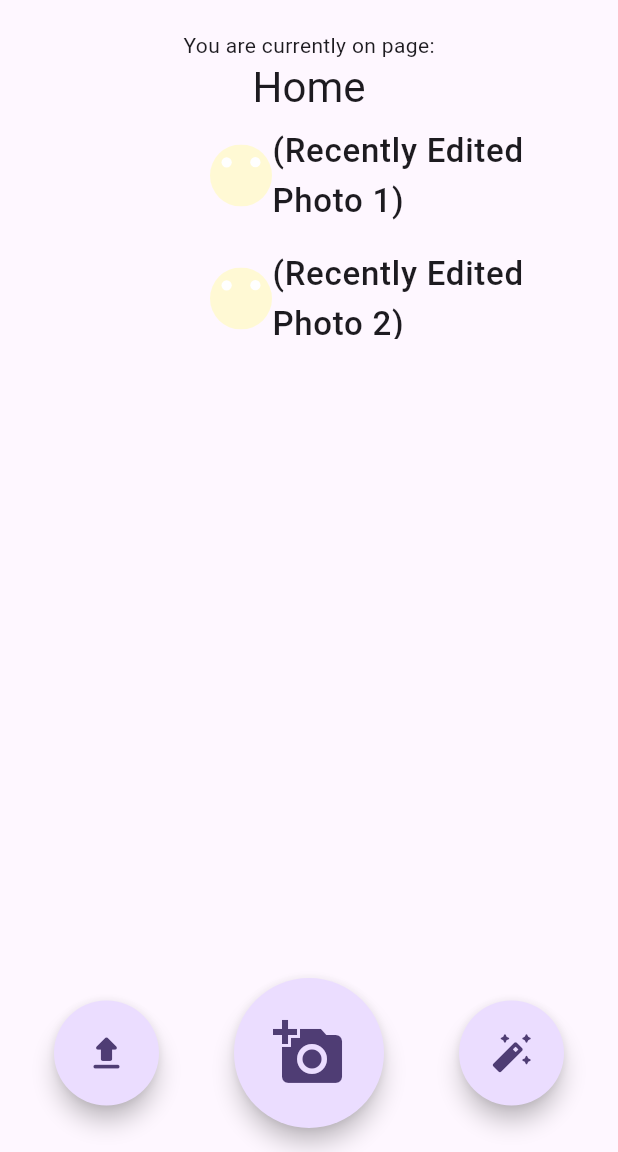
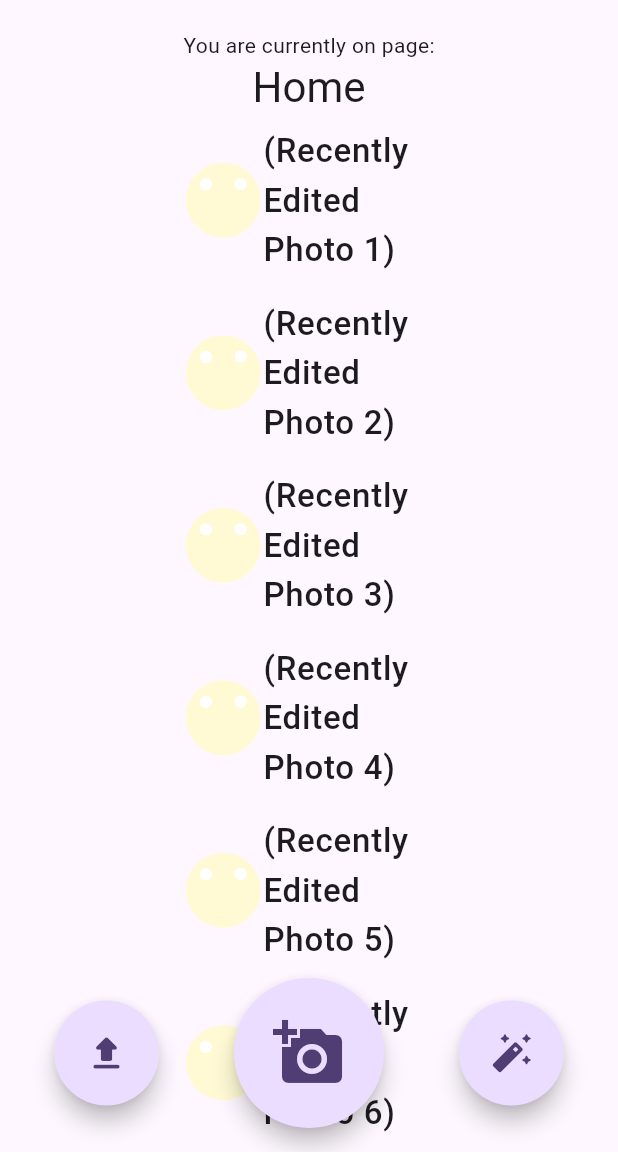
Before and after one commit to ricosolana/AI-Hair-Styler, a Flutter app: the screen it shows after launch, on a phone screen of 412 x 824 dp, the part 84-1236 px from its top. Run offline on Flutter 3.47's test engine with Material 3 defaults, Android fonts, the phone set to English and light mode, and no system bars; our stand-ins replace flutter_svg, settings_ui.

Commit message:
preformat clutter

```diff
--- a/lib/screens/home.dart
+++ b/lib/screens/home.dart
@@ -17,9 +17,18 @@ class MyHomePage extends StatefulWidget {
 class _MyHomePageState extends State<MyHomePage> {
   String _currentPage = 'Home';
   List<String> recentCaptures = [
-    "Recent Capture 1",
-    "Recent Capture 2",
-    "Recent Capture 3",
+    "path/to/recents/a",
+    "path/to/recents/b",
+    "path/to/recents/c",
+    "path/to/recents/d",
+    "path/to/recents/e",
+    "path/to/recents/f",
+    "path/to/recents/g",
+    "path/to/recents/h",
+    "path/to/recents/i",
+    "path/to/recents/j",
+    "path/to/recents/k",
+    "path/to/recents/l",
   ];
 
   void _setPage(String newPage) {
@@ -47,11 +56,14 @@ class _MyHomePageState extends State<MyHomePage> {
   @override
   Widget build(BuildContext context) {
     return Scaffold(
+      resizeToAvoidBottomInset: false,
       appBar: AppBar(
         backgroundColor: Theme.of(context).colorScheme.inversePrimary,
         title: Text(widget.title),
       ),
-      body: Center(
+      body: SingleChildScrollView(
+        //physics: const NeverScrollableScrollPhysics(), // scrolling doesnt work
+        child: Center(
           child: Column(
             children: <Widget>[
               const Padding(
@@ -64,18 +76,40 @@ class _MyHomePageState extends State<MyHomePage> {
                 _currentPage,
                 style: Theme.of(context).textTheme.headlineMedium,
               ),
-            Center(
-              child: SizedBox(
-                  height: 150.0,
-                  child: ListView.builder(
+              //Center(
+              //  //child: Flex(
+              //  //  direction: Axis.vertical,
+              //  //  children: [],
+              //  //)
+//
+              //  //child: Expanded( //Container(
+              //  //  flex: 3,
+              //
+              //    //height: 150,
+              //    child:
+              //Column(
+                    //children: <Widget>[ //],)
+                      //Expanded(
+                        //child:
+                        ListView.builder(
+                          //physics: const Phy(),
+                          padding: EdgeInsets.only(bottom: 120),
+                          shrinkWrap: true,
                           itemCount: recentCaptures.length,
                           itemBuilder: (BuildContext context, int index) {
+                            //if (index == recentCaptures.length - 1) {
+                            //  return Padding(padding: ,)
+                            //}
+
                             return ListTile(
                               title: Center(
                                 child: Row(
                                   children: [
-                              Spacer(flex: 3,),
+                                    const Spacer(
+                                      flex: 2,
+                                    ),
                                     Expanded(
+                                      flex: 1,
                                       // TODO make this load the image or fail, omit if missing? best to warn
                                       //child: Image.asset('assets/images/smiley.svg'),
                                       child: Center(
@@ -83,14 +117,17 @@ class _MyHomePageState extends State<MyHomePage> {
                                       ),
                                     ),
                                     Expanded(
-                                flex: 5,
+                                      flex: 2,
                                       child: Text(
                                         '(Recently Edited Photo ${index + 1})',
                                         style: const TextStyle(
                                             fontWeight: FontWeight.w500, fontSize: 22.0,),
                                       ),
                                     ),
-                            ]
+                                    const Spacer(
+                                      flex: 2,
+                                    ),
+                                  ],
                                 ),
                               ),
                               onTap: () {
@@ -98,9 +135,14 @@ class _MyHomePageState extends State<MyHomePage> {
                               },
                             );
                           },
-                  ),),
                         ),
-          ],
+                      //)
+                    ]
+                  )
+                //),
+              //),
+            //],
+          //),
         ),
       ),
       floatingActionButton: Row(
```
Lines whose indentation alone changed are shown as unchanged.
